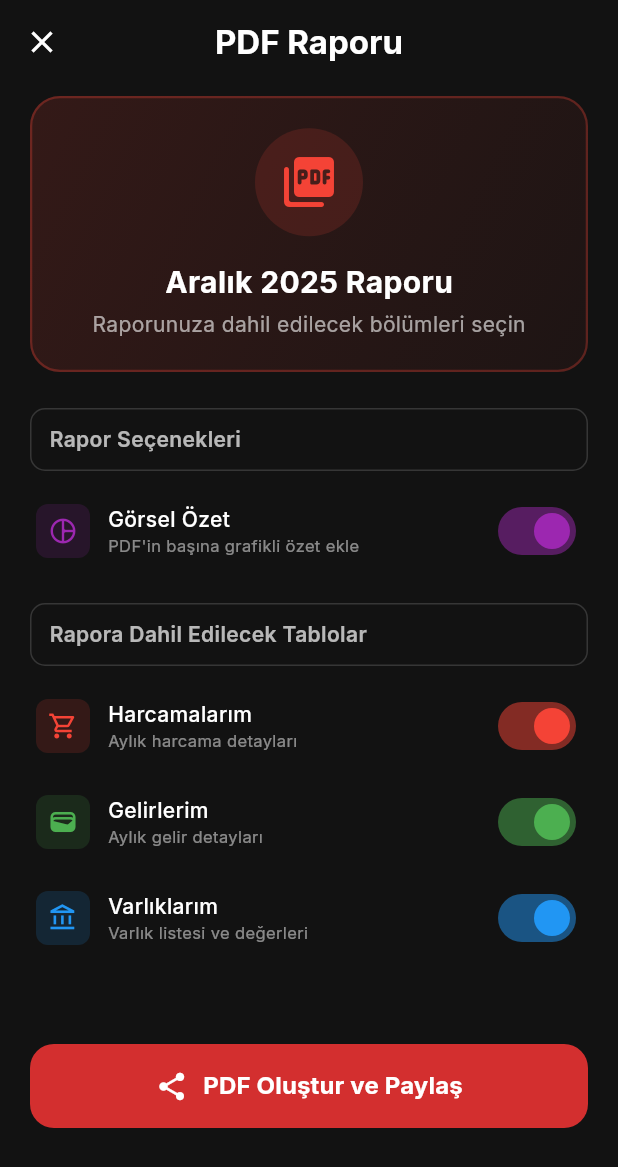
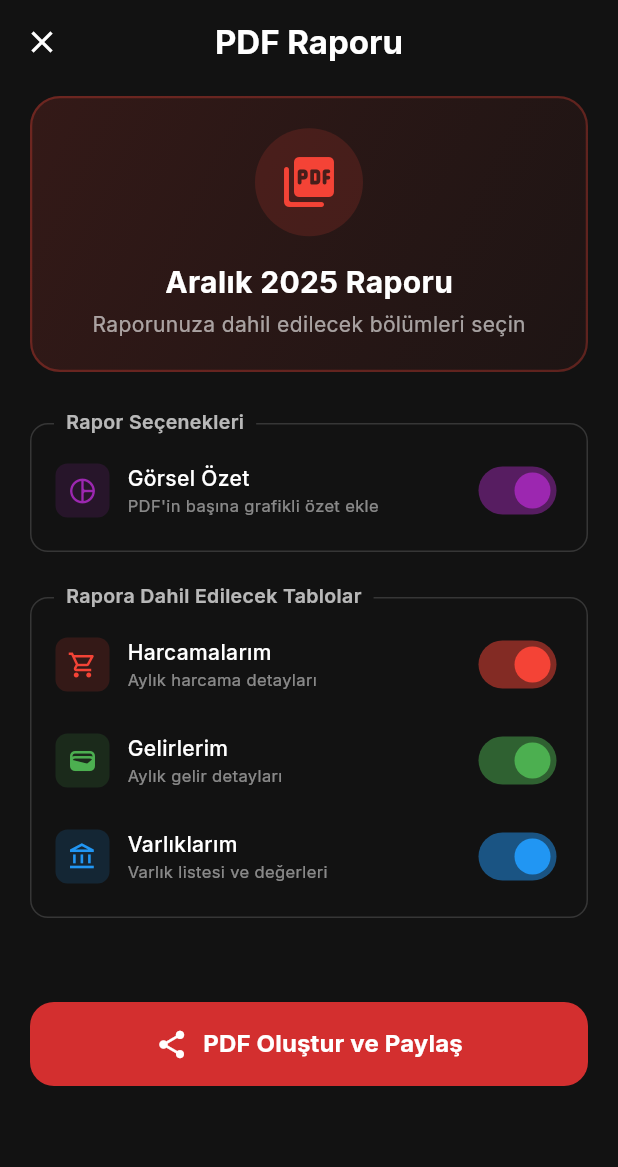
Before and after one commit to SeyitAltintas/Cashly, a Flutter app: the PdfExportPage screen opened directly with empty values, on a phone screen of 412 x 824 dp. Shown: the top 1167 px of the screen. Run offline on Flutter 3.47's test engine with Material 3 defaults, Android fonts, the phone set to English and light mode, and no system bars; our stand-ins replace file_picker, fl_chart, flutter_tts, get_it, hive_flutter, image_picker and 6 more; accounts and stored records are empty.

Commit message:
PDF Raporu sayfasındaki değişiklikler:
"Rapor Seçenekleri" başlığı artık fieldset tarzında - yazı çerçevenin üst kenarının ortasından geçiyor ve "Görsel Özet" switch'i çerçevenin içinde yer alıyor.
"Rapora Dahil Edilecek Tablolar" başlığı da aynı şekilde fieldset tarzında - yazı çerçevenin üst kenarında ve tüm tablo switch'leri (Harcamalarım, Gelirlerim, Varlıklarım) çerçevenin içinde.

```diff
--- a/lib/features/analysis/presentation/pages/pdf_export_page.dart
+++ b/lib/features/analysis/presentation/pages/pdf_export_page.dart
@@ -116,12 +116,11 @@ class _PdfExportPageState extends State<PdfExportPage> {
             ),
             const SizedBox(height: 24),
 
-            // Görsel Özet bölümü - çerçeveli başlık
-            _buildSectionHeader('Rapor Seçenekleri', theme),
-            const SizedBox(height: 12),
-
-            // Görsel özet switch'i
-            _buildSwitchTile(
+            // Görsel Özet bölümü - fieldset tarzı çerçeveli section
+            _buildFieldsetSection(
+              title: 'Rapor Seçenekleri',
+              theme: theme,
+              child: _buildSwitchTile(
                 title: 'Görsel Özet',
                 subtitle: 'PDF\'in başına grafikli özet ekle',
                 icon: Icons.pie_chart_outline_rounded,
@@ -131,13 +130,15 @@ class _PdfExportPageState extends State<PdfExportPage> {
                   setState(() => _includeVisualSummary = value);
                 },
               ),
+            ),
             const SizedBox(height: 20),
 
-            // Tablolar bölüm başlığı - çerçeveli
-            _buildSectionHeader('Rapora Dahil Edilecek Tablolar', theme),
-            const SizedBox(height: 12),
-
-            // Switch listesi
+            // Tablolar bölümü - fieldset tarzı çerçeveli section
+            _buildFieldsetSection(
+              title: 'Rapora Dahil Edilecek Tablolar',
+              theme: theme,
+              child: Column(
+                children: [
                   _buildSwitchTile(
                     title: 'Harcamalarım',
                     subtitle: 'Aylık harcama detayları',
@@ -171,6 +172,9 @@ class _PdfExportPageState extends State<PdfExportPage> {
                     onChanged: (value) {
                       setState(() => _includeAssets = value);
                     },
+                  ),
+                ],
+              ),
             ),
             const SizedBox(height: 24),
 
@@ -285,26 +289,46 @@ class _PdfExportPageState extends State<PdfExportPage> {
     );
   }
 
-  /// Çerçeveli bölüm başlığı oluşturur
-  Widget _buildSectionHeader(String title, ThemeData theme) {
-    return Container(
-      width: double.infinity,
-      padding: const EdgeInsets.symmetric(horizontal: 12, vertical: 10),
+  /// Fieldset tarzı çerçeveli section oluşturur
+  /// Başlık çerçevenin üst kenarının ortasından geçer (HTML fieldset/legend gibi)
+  Widget _buildFieldsetSection({
+    required String title,
+    required ThemeData theme,
+    required Widget child,
+  }) {
+    return Stack(
+      children: [
+        // Çerçeve - üstten padding bırakarak başlık için yer aç
+        Container(
+          margin: const EdgeInsets.only(top: 10),
+          padding: const EdgeInsets.fromLTRB(12, 16, 12, 12),
           decoration: BoxDecoration(
             border: Border.all(
               color: theme.colorScheme.onSurface.withValues(alpha: 0.15),
               width: 1,
             ),
-        borderRadius: BorderRadius.circular(10),
+            borderRadius: BorderRadius.circular(12),
           ),
+          child: child,
+        ),
+        // Başlık - çerçevenin üst kenarının ortasında
+        Positioned(
+          left: 16,
+          top: 0,
+          child: Container(
+            padding: const EdgeInsets.symmetric(horizontal: 8),
+            color: theme.colorScheme.surface,
             child: Text(
               title,
               style: TextStyle(
-          fontSize: 14,
+                fontSize: 13,
                 fontWeight: FontWeight.w600,
                 color: theme.colorScheme.onSurface.withValues(alpha: 0.7),
               ),
             ),
+          ),
+        ),
+      ],
     );
   }
 
```
Lines whose indentation alone changed are shown as unchanged.
